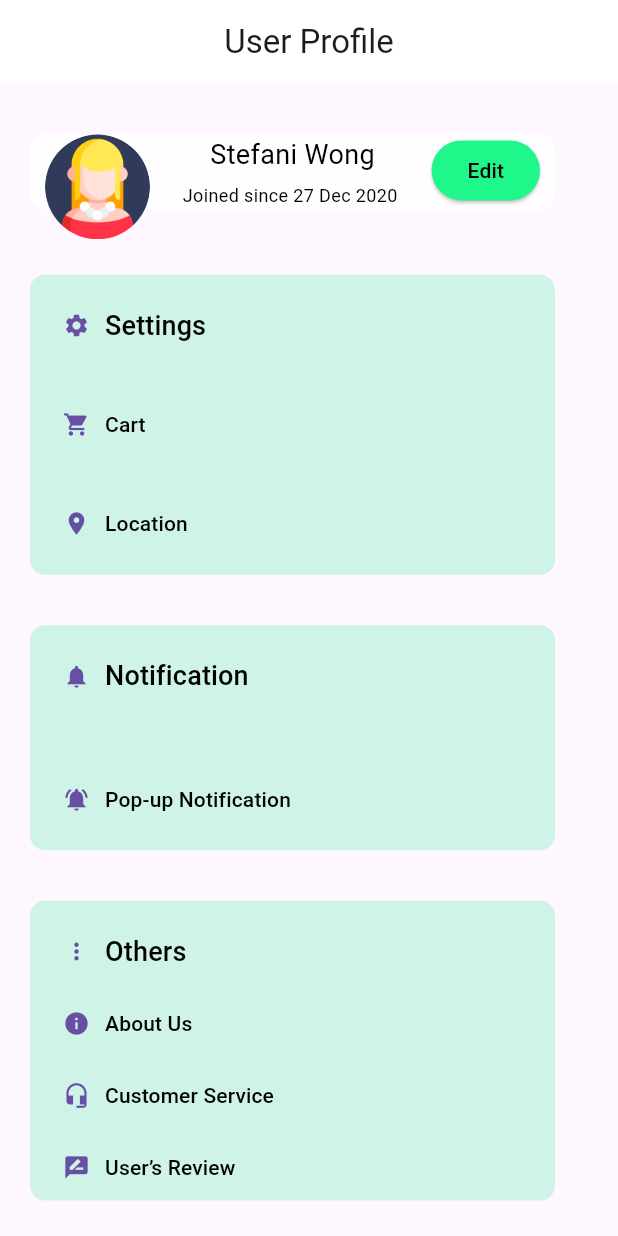
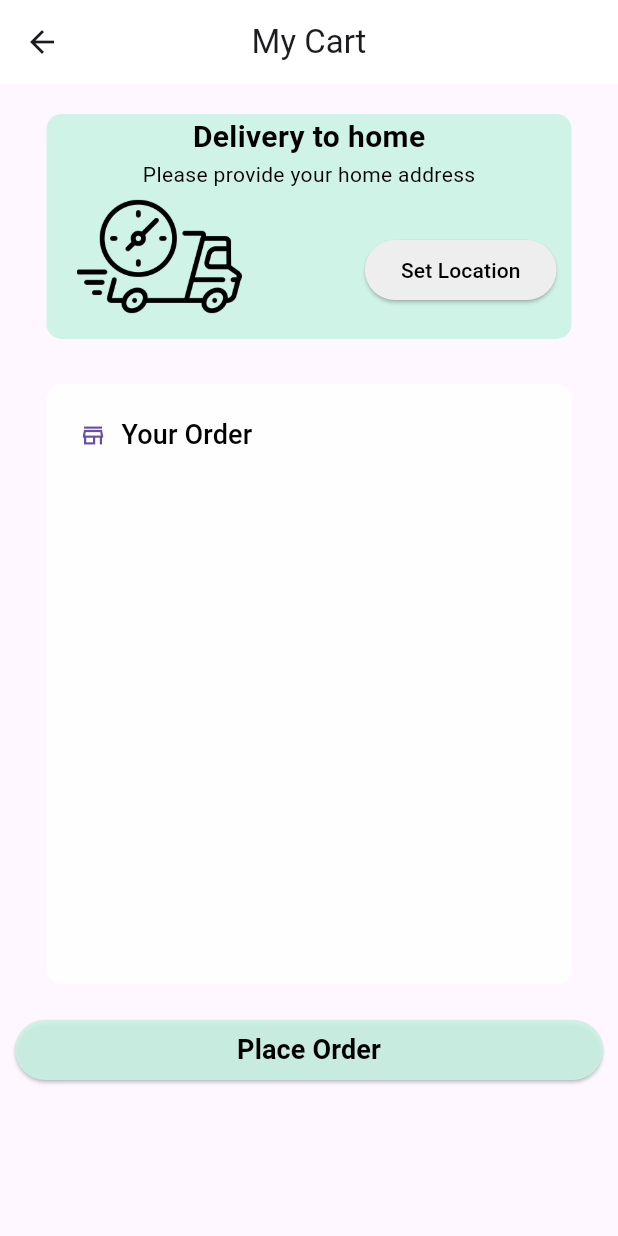
Before and after one commit to ILRSBandara/Farm-Linker, a Flutter app: the screen it shows after launch, after a tap on "Cart", on a phone screen of 412 x 824 dp. Run offline on Flutter 3.47's test engine with Material 3 defaults, Android fonts, the phone set to English and light mode, and no system bars; our stand-ins replace firebase_core; accounts and stored records are empty.

Commit message:
change some things

```diff
--- /dev/null
+++ b/lib/mycart.dart
@@ -0,0 +1,153 @@
+// ignore_for_file: prefer_const_literals_to_create_immutables, prefer_const_constructors, use_key_in_widget_constructors, camel_case_types, unused_import
+
+import 'package:flutter/material.dart';
+
+void main() {
+  runApp(
+    MaterialApp(
+      home: MyCart(),
+    ),
+  );
+}
+
+class MyCart extends StatelessWidget {
+  const MyCart({Key? key});
+
+  @override
+  Widget build(BuildContext context) {
+    return Scaffold(
+      appBar: AppBar(
+        title: Text(
+          "My Cart",
+          textAlign: TextAlign.right,
+        ),
+        centerTitle: true,
+        backgroundColor: Colors.white,
+      ),
+      body: Column(
+        mainAxisAlignment: MainAxisAlignment.start,
+        children: [
+          Stack(
+            children: [
+              Container(
+                width: 350,
+                height: 150,
+                margin: EdgeInsets.all(20),
+                padding: EdgeInsets.all(1),
+                decoration: BoxDecoration(
+                  color: Color.fromARGB(225, 202, 242, 228),
+                  borderRadius: BorderRadius.circular(10),
+                ),
+                child: Column(
+                  mainAxisAlignment: MainAxisAlignment.start,
+                  children: [
+                    Text(
+                      'Delivery to home',
+                      style: TextStyle(
+                        color: const Color.fromARGB(255, 0, 0, 0),
+                        fontSize: 20,
+                        fontWeight: FontWeight.bold,
+                      ),
+                    ),
+                    Text(
+                      'Please provide your home address',
+                      style: TextStyle(
+                        color: const Color.fromARGB(255, 0, 0, 0),
+                        fontSize: 14,
+                      ),
+                    ),
+                  ],
+                ),
+              ),
+              Positioned(
+                top: 60,
+                left: 40,
+                child: Container(
+                  width: 110,
+                  height: 110,
+                  decoration: BoxDecoration(
+                    image: DecorationImage(
+                      image: AssetImage('asset/image/delivery.png'),
+                      fit: BoxFit.cover,
+                    ),
+                    shape: BoxShape.rectangle,
+                  ),
+                ),
+              ),
+              Positioned(
+                top: 100,
+                right: 30,
+                child: ElevatedButton(
+                  onPressed: () {
+                    // Button action
+                  },
+                  style: ElevatedButton.styleFrom(
+                      backgroundColor: Color.fromARGB(255, 238, 238, 238)),
+                  child: Text(
+                    'Set Location',
+                    style: TextStyle(color: const Color.fromARGB(255, 0, 0, 0)),
+                  ),
+                ),
+              ),
+            ],
+          ),
+          Container(
+            width: 350,
+            height: 400,
+            margin: EdgeInsets.all(10),
+            padding: EdgeInsets.all(10),
+            decoration: BoxDecoration(
+              color: Color.fromARGB(224, 255, 255, 255),
+              borderRadius: BorderRadius.circular(10),
+            ),
+            child: Column(
+              crossAxisAlignment: CrossAxisAlignment.start,
+              mainAxisAlignment: MainAxisAlignment.spaceBetween,
+              children: [
+                TextButton(
+                  onPressed: () {
+                    // Button action
+                  },
+                  child: Row(
+                    children: [
+                      Icon(Icons.store_outlined),
+                      SizedBox(width: 10),
+                      Text(
+                        'Your Order',
+                        style: TextStyle(
+                          color: const Color.fromARGB(255, 0, 0, 0),
+                          fontSize: 18,
+                        ),
+                      ),
+                    ],
+                  ),
+                ),
+              ],
+            ),
+          ),
+          Container(
+            width: double.infinity,
+            padding: EdgeInsets.all(10),
+            child: ElevatedButton(
+              onPressed: () {
+                // Button action
+              },
+              style: ElevatedButton.styleFrom(
+                backgroundColor: Color.fromARGB(
+                    225, 202, 242, 228), // Change color as needed
+              ),
+              child: Text(
+                'Place Order', // Change text as needed
+                style: TextStyle(
+                  color: const Color.fromARGB(255, 0, 0, 0),
+                  fontSize: 18,
+                  fontWeight: FontWeight.bold,
+                ),
+              ),
+            ),
+          ),
+        ],
+      ),
+    );
+  }
+}
--- a/lib/userprofile.dart
+++ b/lib/userprofile.dart
@@ -1,5 +1,6 @@
-// ignore_for_file: prefer_const_literals_to_create_immutables, prefer_const_constructors, use_key_in_widget_constructors, camel_case_types
+// ignore_for_file: prefer_const_literals_to_create_immutables, prefer_const_constructors, use_key_in_widget_constructors, camel_case_types, unused_import
 
+import 'package:farm_linker/mycart.dart';
 import 'package:flutter/material.dart';
 
 void main() {
@@ -46,6 +47,7 @@ class UserProfile extends StatelessWidget {
                       style: TextStyle(
                         color: const Color.fromARGB(255, 0, 0, 0),
                         fontSize: 18,
+                        fontWeight: FontWeight.bold,
                       ),
                     ),
                     Text(
@@ -117,6 +119,7 @@ class UserProfile extends StatelessWidget {
                         style: TextStyle(
                           color: const Color.fromARGB(255, 0, 0, 0),
                           fontSize: 18,
+                          fontWeight: FontWeight.bold,
                         ),
                       ),
                     ],
@@ -125,6 +128,10 @@ class UserProfile extends StatelessWidget {
                 TextButton(
                   onPressed: () {
                     // Button action
+                    Navigator.push(
+                      context,
+                      MaterialPageRoute(builder: (context) => MyCart()),
+                    );
                   },
                   child: Row(
                     children: [
@@ -187,6 +194,7 @@ class UserProfile extends StatelessWidget {
                         style: TextStyle(
                           color: const Color.fromARGB(255, 0, 0, 0),
                           fontSize: 18,
+                          fontWeight: FontWeight.bold,
                         ),
                       ),
                     ],
@@ -239,6 +247,7 @@ class UserProfile extends StatelessWidget {
                         style: TextStyle(
                           color: const Color.fromARGB(255, 0, 0, 0),
                           fontSize: 18,
+                          fontWeight: FontWeight.bold,
                         ),
                       ),
                     ],
```
Also changed, not shown: lib/cart.dart (deleted).
